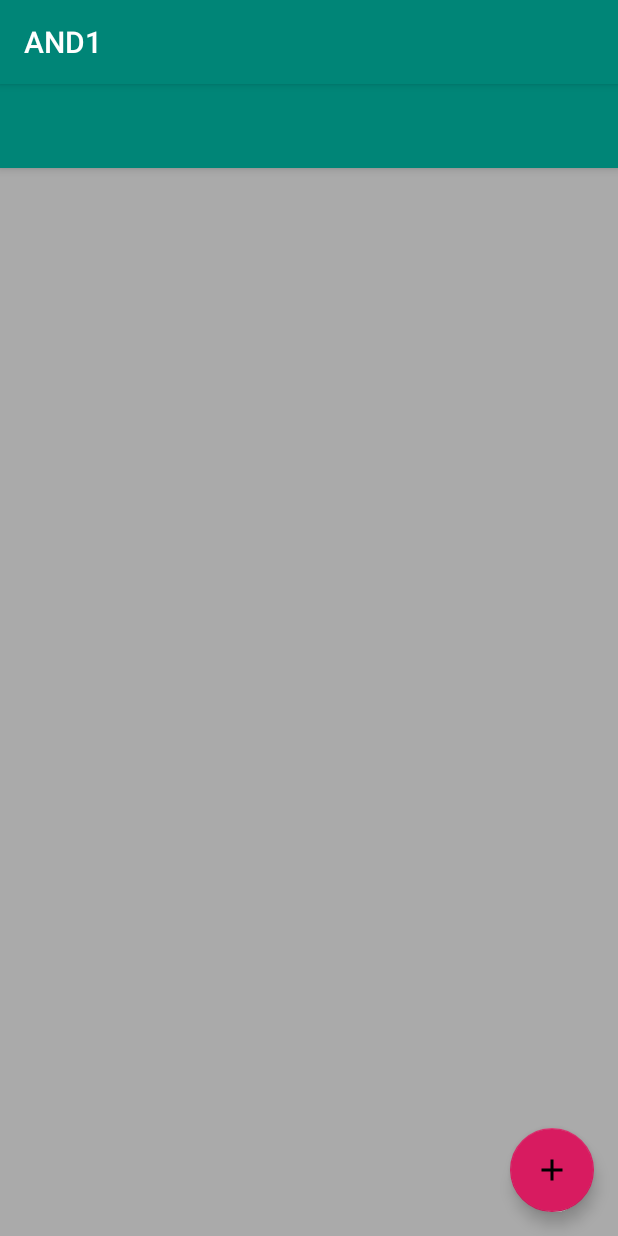
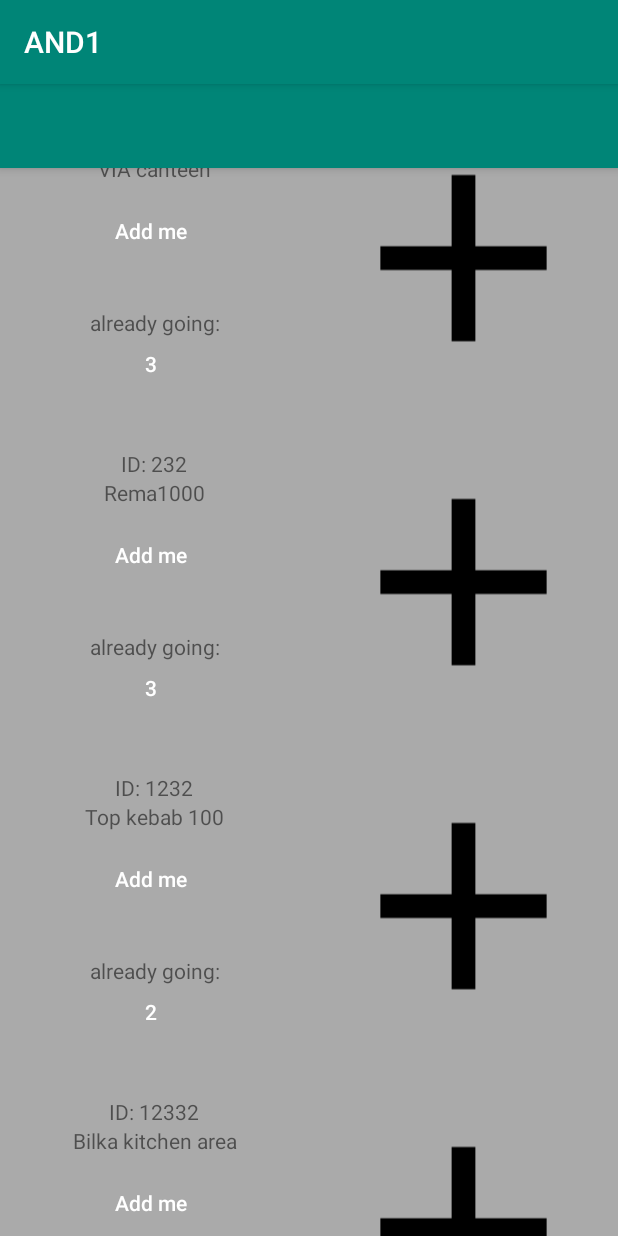
Before and after one commit to raduorleanu/Android, an Android app: the screen it shows after launch (MainActivity), on a phone screen of 412 x 824 dp. Run offline under Robolectric (Android 15) with nearby library versions, the phone set to English and light mode, and no system bars; our stand-ins replace Room's generated code; libraries missing offline, so code that uses them is left out: android.arch.persistence.

Commit message:
added firebase mock and details

```diff
--- a/app/build.gradle
+++ b/app/build.gradle
@@ -35,7 +35,13 @@ dependencies {
     implementation "android.arch.lifecycle:extensions:$rootProject.archLifecycleVersion"
     annotationProcessor "android.arch.lifecycle:compiler:$rootProject.archLifecycleVersion"
 
+    // firebase sdk
+    implementation 'com.google.firebase:firebase-core:16.0.5'
+
     implementation 'com.android.support:recyclerview-v7:28.0.0'
 
     implementation 'com.android.support:design:28.0.0'
 }
+
+// firebase sdk plugin
+apply plugin: 'com.google.gms.google-services'
--- a/app/src/main/java/io/github/raduorleanu/and1/MainActivity.java
+++ b/app/src/main/java/io/github/raduorleanu/and1/MainActivity.java
@@ -3,6 +3,7 @@ package io.github.raduorleanu.and1;
 import android.arch.lifecycle.Observer;
 import android.arch.lifecycle.ViewModelProviders;
 import android.content.Intent;
+import android.os.AsyncTask;
 import android.support.annotation.Nullable;
 import android.support.v7.app.AppCompatActivity;
 import android.os.Bundle;
@@ -15,12 +16,13 @@ import java.util.List;
 
 import io.github.raduorleanu.and1.activities.NewPlaceActivity;
 import io.github.raduorleanu.and1.adapters.PlaceListAdapter;
+import io.github.raduorleanu.and1.database_mock.DatabaseMock;
 import io.github.raduorleanu.and1.models.Place;
 import io.github.raduorleanu.and1.view_models.PlaceViewModel;
 
 public class MainActivity extends AppCompatActivity {
 
-    private PlaceViewModel placeViewModel;
+    private static PlaceViewModel placeViewModel;
     public static final int NEW_WORD_ACTIVITY_REQUEST_CODE = 1;
 
     @Override
@@ -44,7 +46,33 @@ public class MainActivity extends AppCompatActivity {
                 adapter.setPlaceList(places);
             }
         });
+
+
+        // add mock data but async
+        //tryGetData();
     }
+
+    private static void tryGetData() {
+
+        DatabaseMock dbm = new DatabaseMock();
+        List<Place> places = dbm.getData();
+        for (Place p: places) {
+            placeViewModel.insert(p);
+        }
+//        new AsyncTask<Void, Void, Void>() {
+//
+//            @Override
+//            protected Void doInBackground(Void... voids) {
+//                DatabaseMock dbm = new DatabaseMock();
+//                List<Place> places = dbm.getData();
+//                for (Place p: places) {
+//                    placeViewModel.insert(p);
+//                }
+//                return null;
+//            }
+//        };
+    }
+
 
     public void onActivityResult(int requestCode, int resultCode, Intent data) {
         super.onActivityResult(requestCode, resultCode, data);
@@ -65,5 +93,9 @@ public class MainActivity extends AppCompatActivity {
     public void addNewPlace(View view) {
         Intent intent = new Intent(MainActivity.this, NewPlaceActivity.class);
         startActivityForResult(intent, NEW_WORD_ACTIVITY_REQUEST_CODE);
+
+
     }
+
+
 }
--- a/app/src/main/java/io/github/raduorleanu/and1/adapters/PlaceListAdapter.java
+++ b/app/src/main/java/io/github/raduorleanu/and1/adapters/PlaceListAdapter.java
@@ -4,6 +4,7 @@ import android.content.Context;
 import android.view.LayoutInflater;
 import android.view.View;
 import android.view.ViewGroup;
+import android.widget.Button;
 import android.widget.TextView;
 import android.support.v7.widget.RecyclerView;
 
@@ -15,16 +16,21 @@ import io.github.raduorleanu.and1.models.Place;
 public class PlaceListAdapter extends RecyclerView.Adapter<PlaceListAdapter.PlaceViewHolder> {
 
     class PlaceViewHolder extends RecyclerView.ViewHolder {
+
         private final TextView placeName;
+        private final TextView placeId;
+        private final Button alreadyGoingCounter;
 
         private PlaceViewHolder(View itemView) {
             super(itemView);
             placeName = itemView.findViewById(R.id.place_name);
+            placeId = itemView.findViewById(R.id.place_id);
+            alreadyGoingCounter = itemView.findViewById(R.id.see_who_button);
         }
     }
 
     private final LayoutInflater mInflater;
-    private List<Place> placeList; // Cached copy of words
+    private List<Place> placeList; // Cached copy of places
 
     public PlaceListAdapter(Context context) { mInflater = LayoutInflater.from(context); }
 
@@ -39,14 +45,19 @@ public class PlaceListAdapter extends RecyclerView.Adapter<PlaceListAdapter.Plac
         if (placeList != null) {
             Place current = placeList.get(position);
             holder.placeName.setText(current.getName());
+            holder.placeId.setText("ID: " + String.valueOf(current.getId()));
+
+            // toDo: add show list of users on click
+
+            holder.alreadyGoingCounter.setText(String.valueOf(current.getAlreadyGoing().size()));
         } else {
             // Covers the case of data not being ready yet.
             holder.placeName.setText("No Word");
         }
     }
 
-    public void setPlaceList(List<Place> words){
-        placeList = words;
+    public void setPlaceList(List<Place> places){
+        placeList = places;
         notifyDataSetChanged();
     }
 
--- /dev/null
+++ b/app/src/main/java/io/github/raduorleanu/and1/database_mock/DatabaseEntry.java
@@ -0,0 +1,52 @@
+package io.github.raduorleanu.and1.database_mock;
+
+import java.util.ArrayList;
+import java.util.List;
+
+import io.github.raduorleanu.and1.models.Place;
+import io.github.raduorleanu.and1.models.User;
+
+/**
+ *  DB simulation for Horsens
+ */
+public class DatabaseEntry {
+
+    private List<Place> places;
+
+    public DatabaseEntry() {
+        places = new ArrayList<>();
+        addPlaces();
+    }
+
+    private void addPlaces() {
+        Place p1 = new Place.PlaceBuilder(1).name("VIA canteen").build();
+        p1.addUser(new User("Catalin", 1));
+        p1.addUser(new User("Momo", 2));
+        p1.addUser(new User("Soy", 3));
+
+        Place p2 = new Place.PlaceBuilder(232).name("Rema1000").build();
+        p2.addUser(new User("Yusuf", 11));
+        p2.addUser(new User("Faizan", 22));
+        p2.addUser(new User("Tor", 33));
+
+        Place p3 = new Place.PlaceBuilder(1232).name("Top kebab 100").build();
+        p3.addUser(new User("Yusuf", 5));
+        p3.addUser(new User("Martin", 6));
+
+        Place p4 = new Place.PlaceBuilder(12332).name("Bilka kitchen area").build();
+        p4.addUser(new User("Yusuf", 31));
+        p4.addUser(new User("Martin", 13));
+        p4.addUser(new User("Martina", 113));
+        p4.addUser(new User("Ramona", 133));
+        p4.addUser(new User("Mina", 213));
+
+        places.add(p1);
+        places.add(p2);
+        places.add(p3);
+        places.add(p4);
+    }
+
+    public List<Place> getPlaces() {
+        return places;
+    }
+}
--- /dev/null
+++ b/app/src/main/java/io/github/raduorleanu/and1/database_mock/DatabaseMock.java
@@ -0,0 +1,14 @@
+package io.github.raduorleanu.and1.database_mock;
+
+import java.util.List;
+
+import io.github.raduorleanu.and1.models.Place;
+
+public class DatabaseMock {
+
+    public List<Place> getData() {
+        DatabaseEntry d = new DatabaseEntry();
+        return d.getPlaces();
+    }
+
+}
--- a/app/src/main/java/io/github/raduorleanu/and1/models/Place.java
+++ b/app/src/main/java/io/github/raduorleanu/and1/models/Place.java
@@ -2,14 +2,22 @@ package io.github.raduorleanu.and1.models;
 
 import android.arch.persistence.room.ColumnInfo;
 import android.arch.persistence.room.Entity;
+import android.arch.persistence.room.Ignore;
 import android.arch.persistence.room.PrimaryKey;
 import android.support.annotation.NonNull;
+
+import java.util.ArrayList;
+import java.util.List;
 
 /**
  * Model for a specific place. Should map to the 4sq API
  */
 @Entity(tableName = "places")
 public class Place {
+
+    @Ignore
+    private List<User> alreadyGoing;
+
 
     @PrimaryKey
     @ColumnInfo(name = "id")
@@ -29,6 +37,7 @@ public class Place {
         address = builder.address;
         name = builder.name;
         pictureUrl = builder.pictureUrl;
+        alreadyGoing = new ArrayList<>();
     }
 
     public Place(){}
@@ -103,6 +112,14 @@ public class Place {
         this.pictureUrl = pictureUrl;
     }
 
+    public void addUser(@NonNull User user) {
+        alreadyGoing.add(user);
+    }
+
+    public List<User> getAlreadyGoing() {
+        return alreadyGoing;
+    }
+
 
     // todo add method to get pic (check API)
 }
--- /dev/null
+++ b/app/src/main/java/io/github/raduorleanu/and1/models/User.java
@@ -0,0 +1,20 @@
+package io.github.raduorleanu.and1.models;
+
+public class User {
+
+    private String username;
+    private int id;
+
+    public User(String username, int id) {
+        this.username = username;
+        this.id = id;
+    }
+
+    public String getUsername() {
+        return username;
+    }
+
+    public int getId() {
+        return id;
+    }
+}
--- a/app/src/main/java/io/github/raduorleanu/and1/repo/PlaceRepository.java
+++ b/app/src/main/java/io/github/raduorleanu/and1/repo/PlaceRepository.java
@@ -2,12 +2,14 @@ package io.github.raduorleanu.and1.repo;
 
 import android.app.Application;
 import android.arch.lifecycle.LiveData;
+import android.arch.lifecycle.MutableLiveData;
 import android.os.AsyncTask;
 
 import java.util.List;
 
 import io.github.raduorleanu.and1.data_acess_objects.IPlaceDao;
 import io.github.raduorleanu.and1.database.PlacesDatabase;
+import io.github.raduorleanu.and1.database_mock.DatabaseMock;
 import io.github.raduorleanu.and1.models.Place;
 
 public class PlaceRepository {
@@ -18,10 +20,20 @@ public class PlaceRepository {
     public PlaceRepository(Application application) {
         PlacesDatabase db = PlacesDatabase.getDatabase(application);
         placeDao = db.placeDao();
-        places = placeDao.getAllPlaces();
+
+    }
+
+    public MutableLiveData<List<Place>> getAPIPlaces() {
+
+        MutableLiveData<List<Place>> mda = new MutableLiveData<>();
+        DatabaseMock dbm = new DatabaseMock();
+        List<Place> pl = dbm.getData();
+        mda.setValue(pl);
+        return mda;
     }
 
     public LiveData<List<Place>> getAllPlaces() {
+        places = placeDao.getAllPlaces();
         return places;
     }
 
--- a/app/src/main/java/io/github/raduorleanu/and1/view_models/PlaceViewModel.java
+++ b/app/src/main/java/io/github/raduorleanu/and1/view_models/PlaceViewModel.java
@@ -18,7 +18,8 @@ public class PlaceViewModel extends AndroidViewModel {
     public PlaceViewModel(@NonNull Application application) {
         super(application);
         repository = new PlaceRepository(application);
-        places = repository.getAllPlaces();
+        // places = repository.getAllPlaces();
+        places = repository.getAPIPlaces();
     }
 
     public LiveData<List<Place>> getPlaces() {
--- a/app/src/main/res/layout/activity_main.xml
+++ b/app/src/main/res/layout/activity_main.xml
@@ -22,14 +22,14 @@
 
     <include layout="@layout/content_main" />
 
-    <android.support.design.widget.FloatingActionButton
-        android:id="@+id/fab"
-        android:layout_width="wrap_content"
-        android:layout_height="wrap_content"
-        android:layout_gravity="bottom|end"
-        android:layout_margin="@dimen/fab_margin"
-        android:src="@drawable/ic_add_black_24dp"
-        android:onClick="addNewPlace"
-        />
+    <!--<android.support.design.widget.FloatingActionButton-->
+        <!--android:id="@+id/fab"-->
+        <!--android:layout_width="wrap_content"-->
+        <!--android:layout_height="wrap_content"-->
+        <!--android:layout_gravity="bottom|end"-->
+        <!--android:layout_margin="@dimen/fab_margin"-->
+        <!--android:src="@drawable/ic_add_black_24dp"-->
+        <!--android:onClick="addNewPlace"-->
+        <!--/>-->
 
 </android.support.design.widget.CoordinatorLayout>
--- a/app/src/main/res/layout/recyclerview_item.xml
+++ b/app/src/main/res/layout/recyclerview_item.xml
@@ -24,49 +24,107 @@
             android:layout_height="0dp"
             android:layout_marginStart="8dp"
             android:layout_marginEnd="8dp"
+            android:src="@drawable/ic_add_black_24dp"
             card_view:layout_constraintBottom_toBottomOf="parent"
             card_view:layout_constraintEnd_toEndOf="parent"
             card_view:layout_constraintStart_toEndOf="@+id/linearLayout2"
             card_view:layout_constraintTop_toTopOf="parent"
-            card_view:layout_constraintVertical_bias="0.0"
-            android:src="@drawable/ic_android_black_24dp" />
+            card_view:layout_constraintVertical_bias="0.0" />
 
         <LinearLayout
             android:id="@+id/linearLayout2"
             android:layout_width="0dp"
-            android:layout_height="140dp"
+            android:layout_height="193dp"
             android:layout_marginStart="8dp"
             android:layout_marginTop="8dp"
             android:layout_marginEnd="8dp"
             android:layout_marginBottom="8dp"
+            android:gravity="center_horizontal"
             android:orientation="vertical"
+            android:weightSum="100"
             card_view:layout_constraintBottom_toBottomOf="parent"
             card_view:layout_constraintEnd_toStartOf="@+id/imageView"
             card_view:layout_constraintStart_toStartOf="parent"
             card_view:layout_constraintTop_toTopOf="parent">
 
+            <LinearLayout
+                android:layout_width="match_parent"
+                android:layout_height="wrap_content"
+                android:layout_marginStart="8dp"
+                android:layout_marginTop="8dp"
+                android:layout_marginEnd="8dp"
+                android:layout_marginBottom="8dp"
+                android:gravity="center_horizontal"
+                android:orientation="vertical"
+                android:layout_weight="70">
+
                 <TextView
                     android:id="@+id/place_id"
-                android:layout_width="wrap_content"
+                    android:layout_width="match_parent"
                     android:layout_height="wrap_content"
-                android:layout_marginEnd="54dp"
                     android:text="text for id"
+                    android:textAlignment="center"
                     card_view:layout_constraintEnd_toStartOf="@+id/imageView"
                     card_view:layout_constraintStart_toStartOf="parent"
                     card_view:layout_constraintTop_toTopOf="parent" />
 
                 <TextView
                     android:id="@+id/place_name"
-                android:layout_width="wrap_content"
+                    android:layout_width="match_parent"
                     android:layout_height="wrap_content"
-                android:layout_marginEnd="30dp"
                     android:layout_marginBottom="8dp"
                     android:text="text for name"
+                    android:textAlignment="center"
                     card_view:layout_constraintBottom_toBottomOf="parent"
                     card_view:layout_constraintEnd_toStartOf="@+id/imageView"
                     card_view:layout_constraintStart_toStartOf="parent" />
+
+                <Button
+                    android:id="@+id/add_me_button"
+                    style="@style/Widget.MaterialComponents.Button.Icon"
+                    android:layout_width="90dp"
+                    android:layout_height="wrap_content"
+                    android:text="@string/add_me_button"
+                    android:textAppearance="@style/TextAppearance.AppCompat.Body2"
+                    tools:layout_editor_absoluteX="16dp"
+                    tools:layout_editor_absoluteY="115dp" />
+
+            </LinearLayout>
+
+            <LinearLayout
+                android:layout_width="match_parent"
+                android:layout_height="50dp"
+                android:layout_marginStart="8dp"
+                android:layout_marginTop="8dp"
+                android:layout_marginEnd="8dp"
+                android:layout_marginBottom="8dp"
+                android:gravity="center_horizontal"
+                android:orientation="vertical"
+                android:layout_weight="30">
+
+                <TextView
+                    android:id="@+id/already_going_counter"
+                    android:layout_width="match_parent"
+                    android:layout_height="wrap_content"
+                    android:text="@string/already_going"
+                    android:textAlignment="center"
+                    card_view:layout_constraintEnd_toStartOf="@+id/imageView"
+                    card_view:layout_constraintStart_toStartOf="parent"
+                    card_view:layout_constraintTop_toTopOf="parent" />
+
+                <Button
+                    android:id="@+id/see_who_button"
+                    style="@style/Widget.MaterialComponents.Button.Icon"
+                    android:layout_width="wrap_content"
+                    android:layout_height="wrap_content"
+                    android:text="0"
+                    android:textAppearance="@style/TextAppearance.AppCompat.Body2" />
+
+            </LinearLayout>
         </LinearLayout>
 
 
     </android.support.constraint.ConstraintLayout>
+
+
 </android.support.constraint.ConstraintLayout>
--- a/app/src/main/res/values/strings.xml
+++ b/app/src/main/res/values/strings.xml
@@ -1,3 +1,5 @@
 <resources>
     <string name="app_name">AND1</string>
+    <string name="add_me_button">Add me</string>
+    <string name="already_going">already going:</string>
 </resources>
--- a/build.gradle
+++ b/build.gradle
@@ -8,6 +8,9 @@ buildscript {
     }
     dependencies {
         classpath 'com.android.tools.build:gradle:3.2.1'
+
+        // firebase sdk
+        classpath 'com.google.gms:google-services:4.0.1'
 
 
         // NOTE: Do not place your application dependencies here; they belong
```
Also changed, not shown: 1 other file. Lines whose indentation alone changed are shown as unchanged.
